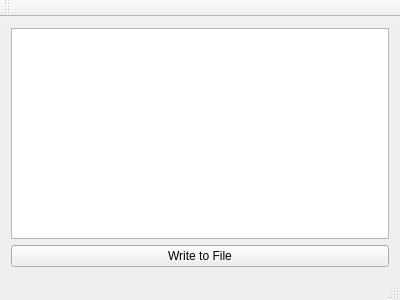
First picture: the form in mainwindow.ui, repository natnaelwubishet/ukulele-factory, before the edit.
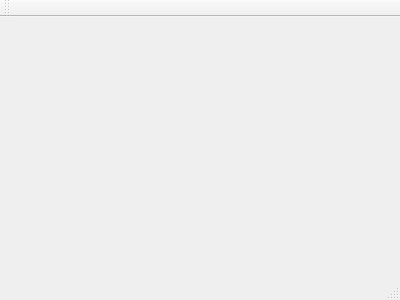
Second picture: the form after the edit.

Commit message: Removed widget elements

The edit to the form file:
```diff
--- a/mainwindow.ui
+++ b/mainwindow.ui
@@ -14,18 +14,7 @@
    <string>MainWindow</string>
   </property>
   <widget class="QWidget" name="centralWidget">
-   <layout class="QVBoxLayout" name="verticalLayout">
-    <item>
-     <widget class="QTextEdit" name="inputArea"/>
-    </item>
-    <item>
-     <widget class="QPushButton" name="pushButton">
-      <property name="text">
-       <string>Write to File</string>
-      </property>
-     </widget>
-    </item>
-   </layout>
+   <layout class="QVBoxLayout" name="verticalLayout"/>
   </widget>
   <widget class="QMenuBar" name="menuBar">
    <property name="geometry">
```
